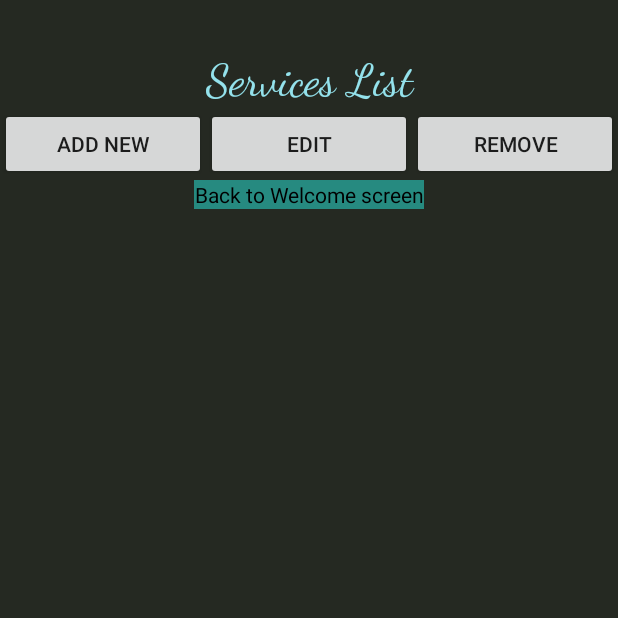
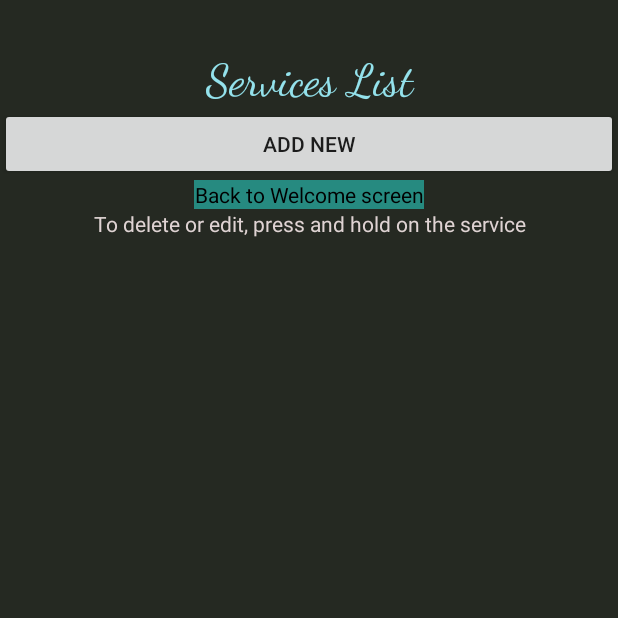
Before and after one commit to nfarah07/serviceNovuGrad, an Android app: the AdminListActivity screen opened directly, with no data from a screen before it, on a phone screen of 412 x 824 dp, the top half of it. Run offline under Robolectric (Android 15) with nearby library versions, the phone set to English and light mode, and no system bars; our stand-ins replace Firebase (no records; nobody signed in at launch, a user with empty details on screens opened directly).

Commit message:
Service Editing, Adding, Deleting
Added functionality to admin service screen
Issues:
Unique ID not generated for each new service yet
Service details are uploaded individually, rather than uploading a Service object
Prices do not show up correctly in list, instead all reading "$0.0"

```diff
--- a/Prototyped1/app/src/main/java/com/example/prototyped1/AdminCustomerList.java
+++ b/Prototyped1/app/src/main/java/com/example/prototyped1/AdminCustomerList.java
@@ -29,4 +29,5 @@ public class AdminCustomerList extends ArrayAdapter<Customer> {
         customerEmail.setText(product.getEmail());
         return listViewItem;
     }
+
 }
--- /dev/null
+++ b/Prototyped1/app/src/main/java/com/example/prototyped1/AdminServiceList.java
@@ -0,0 +1,41 @@
+package com.example.prototyped1;
+
+import java.util.List;
+import android.app.Activity;
+import android.view.LayoutInflater;
+import android.view.View;
+import android.view.ViewGroup;
+import android.widget.ArrayAdapter;
+import android.widget.TextView;
+
+public class AdminServiceList extends ArrayAdapter<Service> {
+    private Activity context;
+    List<Service> services;
+
+    public AdminServiceList(AdminListActivity context, List<Service> services) {
+        super(context, R.layout.layout_admin_service_list, services);
+        this.context = context;
+        this.services = services;
+    }
+
+    @Override
+    public View getView(int position, View convertView, ViewGroup parent) {
+        LayoutInflater inflater = context.getLayoutInflater();
+        View listViewItem = inflater.inflate(R.layout.layout_admin_service_list, null, true);
+
+        TextView serviceName = (TextView) listViewItem.findViewById(R.id.service_name);
+        TextView servicePrice = (TextView) listViewItem.findViewById(R.id.service_price);
+
+        Service product = services.get(position);
+        serviceName.setText(product.getName());
+        servicePrice.setText(product.priceToString());
+        return listViewItem;
+    }
+
+    private boolean createService(String name, double price) {
+
+        return true;
+    }
+
+
+}
--- a/Prototyped1/app/src/main/res/layout/activity_admin_list.xml
+++ b/Prototyped1/app/src/main/res/layout/activity_admin_list.xml
@@ -2,6 +2,7 @@
 <androidx.constraintlayout.widget.ConstraintLayout
     xmlns:android="http://schemas.android.com/apk/res/android"
     xmlns:app="http://schemas.android.com/apk/res-auto"
+    xmlns:tools="http://schemas.android.com/tools"
     android:layout_width="match_parent"
     android:layout_height="match_parent">
 
@@ -34,11 +35,6 @@
             app:layout_constraintStart_toStartOf="parent"
             app:layout_constraintTop_toTopOf="parent" />
 
-        <ListView
-            android:id="@+id/listViewServices"
-            android:layout_width="match_parent"
-            android:layout_height="wrap_content" />
-
         <LinearLayout
             android:layout_width="match_parent"
             android:layout_height="wrap_content"
@@ -49,21 +45,8 @@
                 android:layout_width="match_parent"
                 android:layout_height="wrap_content"
                 android:layout_weight="1"
+                android:onClick="showAddNewDialog"
                 android:text="@string/add_new" />
-
-            <Button
-                android:id="@+id/btn_editService"
-                android:layout_width="match_parent"
-                android:layout_height="wrap_content"
-                android:layout_weight="1"
-                android:text="@string/edit" />
-
-            <Button
-                android:id="@+id/btn_removeService"
-                android:layout_width="match_parent"
-                android:layout_height="wrap_content"
-                android:layout_weight="1"
-                android:text="@string/remove" />
 
         </LinearLayout>
 
@@ -82,5 +65,20 @@
             android:textAlignment="center"
             android:textColor="@android:color/black" />
 
+        <TextView
+            android:id="@+id/edit_instructions"
+            android:layout_width="match_parent"
+            android:layout_height="wrap_content"
+            android:layout_gravity="center"
+            android:text="To delete or edit, press and hold on the service"
+            android:textAlignment="center"
+            android:textColor="#DFD3D3" />
+
+        <ListView
+            android:id="@+id/list_of_services"
+            android:layout_width="match_parent"
+            android:layout_height="match_parent" />
+
     </LinearLayout>
+
 </androidx.constraintlayout.widget.ConstraintLayout>
```
Also changed, not shown: Prototyped1/app/src/main/java/com/example/prototyped1/AdminListActivity.java (+142 -0 lines), Prototyped1/app/src/main/java/com/example/prototyped1/Service.java (+13 -2 lines), Prototyped1/app/src/main/res/layout/admin_add_service.xml (added, +33 -0 lines), Prototyped1/app/src/main/res/layout/admin_edit_service.xml (added, +47 -0 lines), Prototyped1/app/src/main/res/layout/layout_admin_service_list.xml (added, +27 -0 lines).
